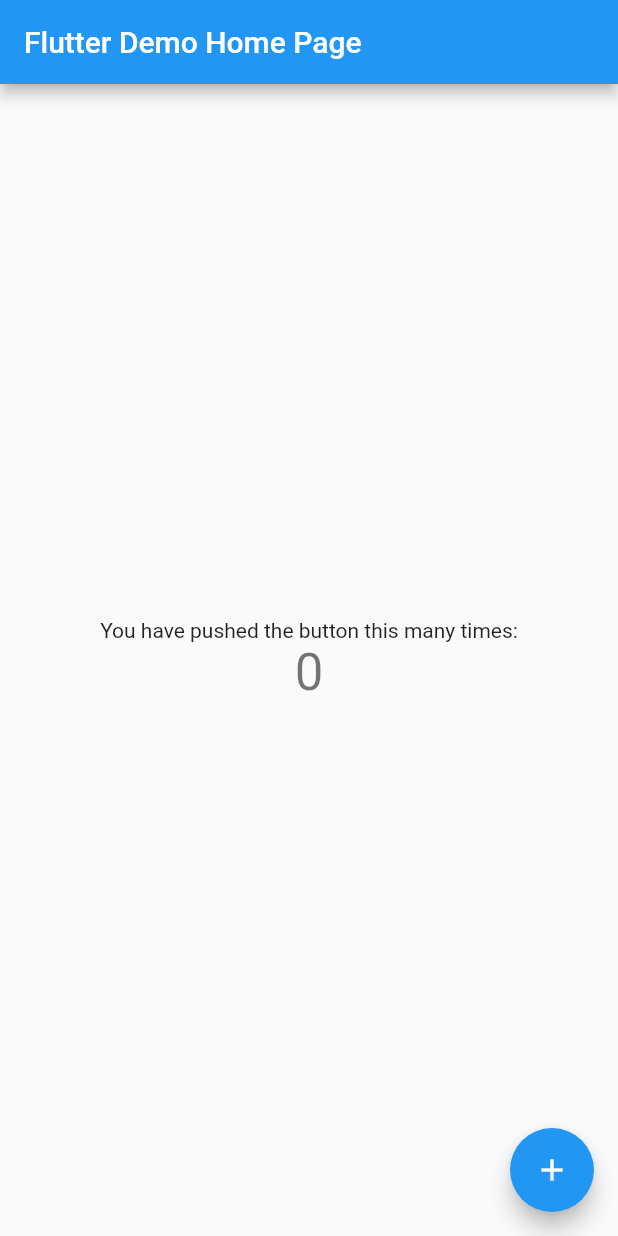
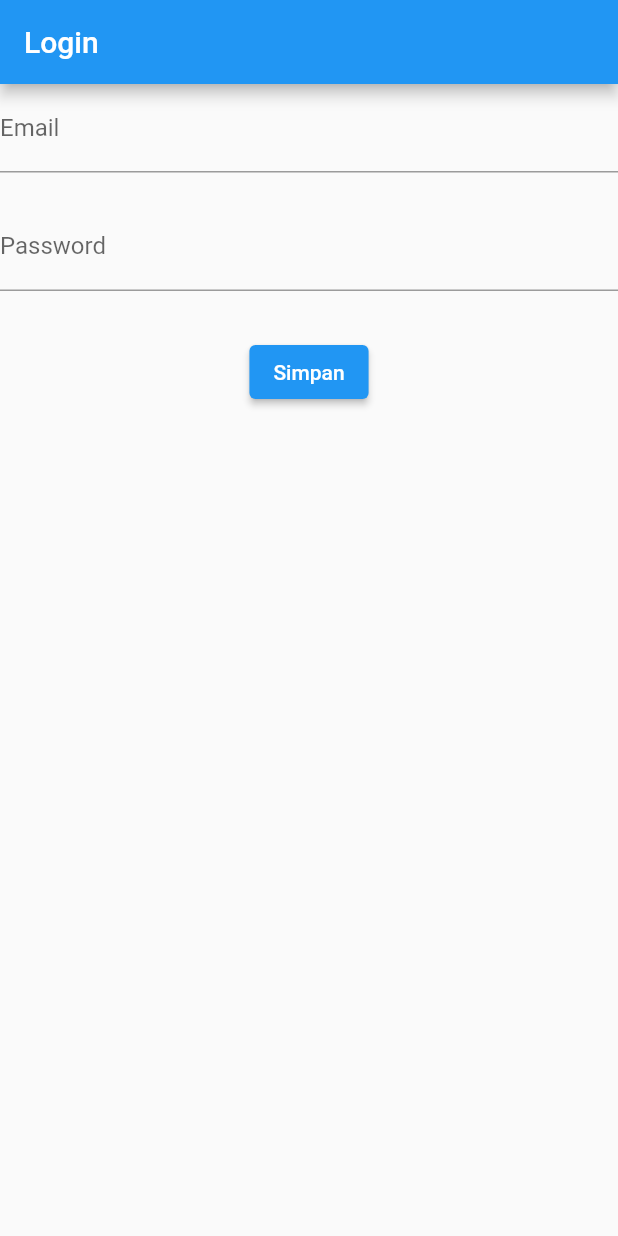
Before and after one commit to fahmi54321/flutter_testing_learn, a Flutter app: the screen it shows after launch, on a phone screen of 412 x 824 dp. Run offline on Flutter 3.47's test engine with Material 2 defaults, Android fonts, the phone set to English and light mode, and no system bars.

Commit message:
widget testing

```diff
--- /dev/null
+++ b/lib/login_screen.dart
@@ -0,0 +1,39 @@
+import 'package:flutter/material.dart';
+
+class LoginScreen extends StatelessWidget {
+  LoginScreen({super.key});
+
+  final TextEditingController emailController = TextEditingController();
+  final TextEditingController passController = TextEditingController();
+
+  @override
+  Widget build(BuildContext context) {
+    return Scaffold(
+      appBar: AppBar(
+        title: const Text('Login'),
+      ),
+      body: Center(
+        child: Column(
+          children: [
+            TextFormField(
+              key: const ValueKey('email_field'),
+              controller: emailController,
+              decoration: const InputDecoration(labelText: 'Email'),
+            ),
+            const SizedBox(height: 20.0),
+            TextFormField(
+              key: const ValueKey('password_field'),
+              controller: passController,
+              decoration: const InputDecoration(labelText: 'Password'),
+            ),
+            const SizedBox(height: 30.0),
+            ElevatedButton(
+              onPressed: () {},
+              child: const Text('Simpan'),
+            ),
+          ],
+        ),
+      ),
+    );
+  }
+}
--- a/lib/main.dart
+++ b/lib/main.dart
@@ -1,4 +1,5 @@
 import 'package:flutter/material.dart';
+import 'package:flutter_testing_learn/login_screen.dart';
 
 void main() {
   runApp(const MyApp());
@@ -13,103 +14,9 @@ class MyApp extends StatelessWidget {
     return MaterialApp(
       title: 'Flutter Demo',
       theme: ThemeData(
-        // This is the theme of your application.
-        //
-        // Try running your application with "flutter run". You'll see the
-        // application has a blue toolbar. Then, without quitting the app, try
-        // changing the primarySwatch below to Colors.green and then invoke
-        // "hot reload" (press "r" in the console where you ran "flutter run",
-        // or simply save your changes to "hot reload" in a Flutter IDE).
-        // Notice that the counter didn't reset back to zero; the application
-        // is not restarted.
         primarySwatch: Colors.blue,
       ),
-      home: const MyHomePage(title: 'Flutter Demo Home Page'),
+      home: LoginScreen(),
     );
   }
 }
-
-class MyHomePage extends StatefulWidget {
-  const MyHomePage({super.key, required this.title});
-
-  // This widget is the home page of your application. It is stateful, meaning
-  // that it has a State object (defined below) that contains fields that affect
-  // how it looks.
-
-  // This class is the configuration for the state. It holds the values (in this
-  // case the title) provided by the parent (in this case the App widget) and
-  // used by the build method of the State. Fields in a Widget subclass are
-  // always marked "final".
-
-  final String title;
-
-  @override
-  State<MyHomePage> createState() => _MyHomePageState();
-}
-
-class _MyHomePageState extends State<MyHomePage> {
-  int _counter = 0;
-
-  void _incrementCounter() {
-    setState(() {
-      // This call to setState tells the Flutter framework that something has
-      // changed in this State, which causes it to rerun the build method below
-      // so that the display can reflect the updated values. If we changed
-      // _counter without calling setState(), then the build method would not be
-      // called again, and so nothing would appear to happen.
-      _counter++;
-    });
-  }
-
-  @override
-  Widget build(BuildContext context) {
-    // This method is rerun every time setState is called, for instance as done
-    // by the _incrementCounter method above.
-    //
-    // The Flutter framework has been optimized to make rerunning build methods
-    // fast, so that you can just rebuild anything that needs updating rather
-    // than having to individually change instances of widgets.
-    return Scaffold(
-      appBar: AppBar(
-        // Here we take the value from the MyHomePage object that was created by
-        // the App.build method, and use it to set our appbar title.
-        title: Text(widget.title),
-      ),
-      body: Center(
-        // Center is a layout widget. It takes a single child and positions it
-        // in the middle of the parent.
-        child: Column(
-          // Column is also a layout widget. It takes a list of children and
-          // arranges them vertically. By default, it sizes itself to fit its
-          // children horizontally, and tries to be as tall as its parent.
-          //
-          // Invoke "debug painting" (press "p" in the console, choose the
-          // "Toggle Debug Paint" action from the Flutter Inspector in Android
-          // Studio, or the "Toggle Debug Paint" command in Visual Studio Code)
-          // to see the wireframe for each widget.
-          //
-          // Column has various properties to control how it sizes itself and
-          // how it positions its children. Here we use mainAxisAlignment to
-          // center the children vertically; the main axis here is the vertical
-          // axis because Columns are vertical (the cross axis would be
-          // horizontal).
-          mainAxisAlignment: MainAxisAlignment.center,
-          children: <Widget>[
-            const Text(
-              'You have pushed the button this many times:',
-            ),
-            Text(
-              '$_counter',
-              style: Theme.of(context).textTheme.headline4,
-            ),
-          ],
-        ),
-      ),
-      floatingActionButton: FloatingActionButton(
-        onPressed: _incrementCounter,
-        tooltip: 'Increment',
-        child: const Icon(Icons.add),
-      ), // This trailing comma makes auto-formatting nicer for build methods.
-    );
-  }
-}
```
Also changed, not shown: 1 other file.
